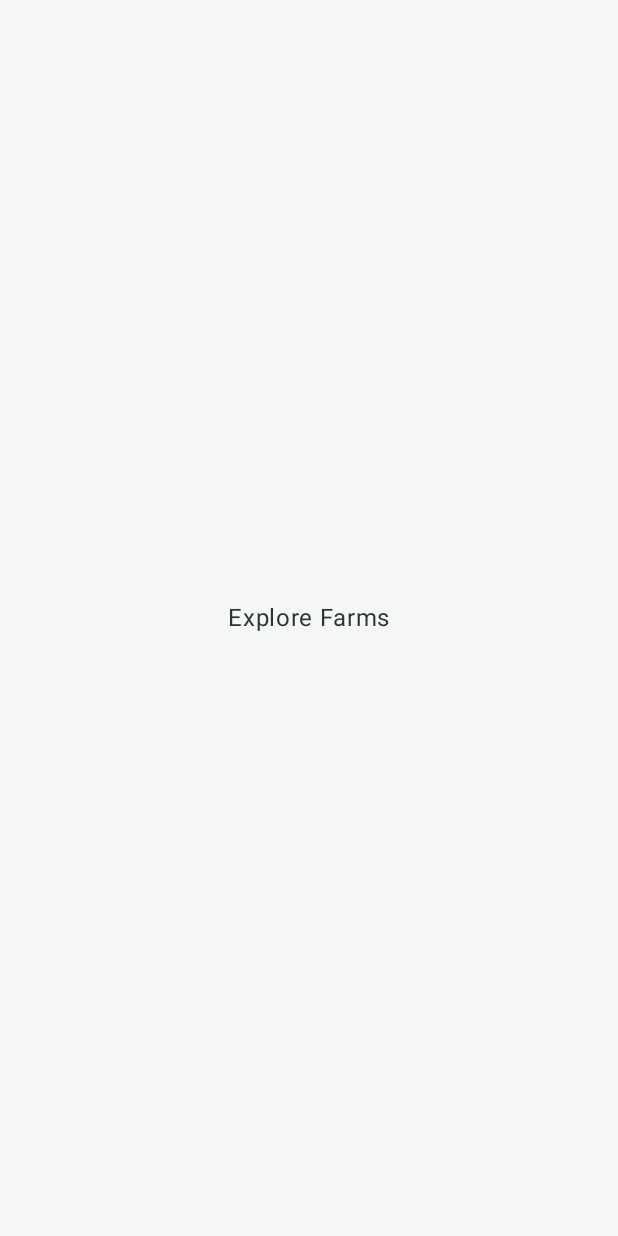
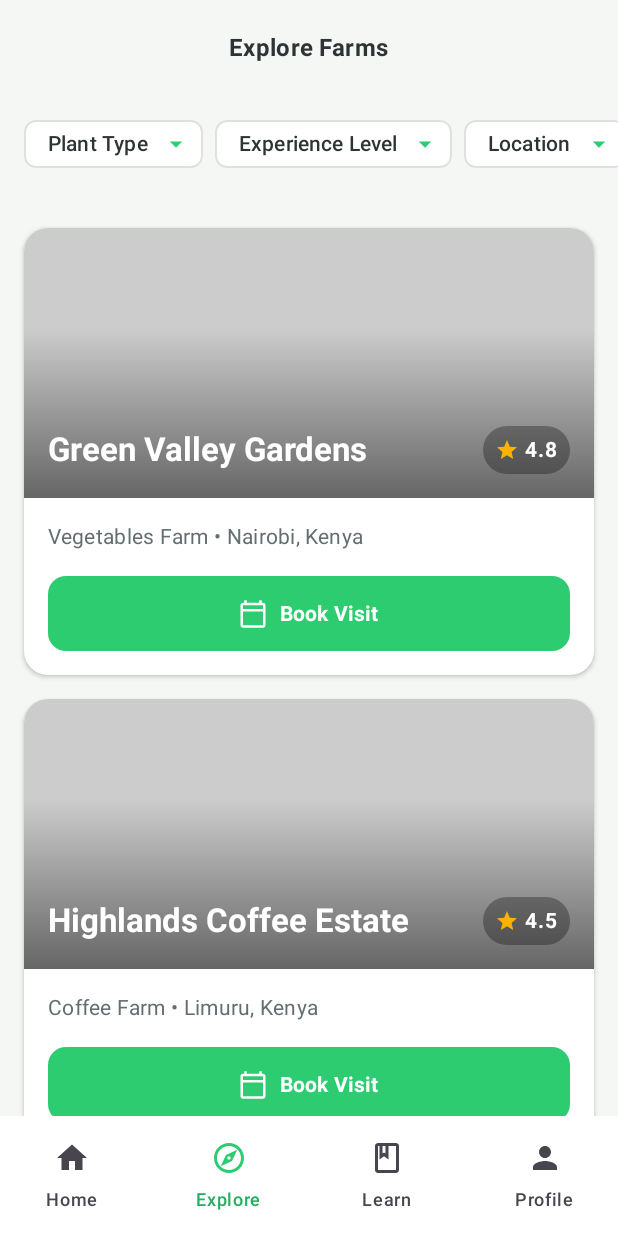
Before and after one commit to ethanbwibo-Strath/AgriTour-Android-App, an Android app built with Jetpack Compose: the ExploreScreen screen opened through its navigation route, on a phone screen of 412 x 824 dp. Before the commit the screen is almost empty. Run offline under Robolectric (Android 15) with nearby library versions, the phone set to English and light mode, and no system bars.

Commit message:
Discover screen base UI and navigation

```diff
--- /dev/null
+++ b/app/src/main/java/com/example/agritour/ui/components/ExploreFarmCard.kt
@@ -0,0 +1,115 @@
+package com.example.agritour.ui.components
+
+import androidx.compose.foundation.background
+import androidx.compose.foundation.layout.*
+import androidx.compose.foundation.shape.RoundedCornerShape
+import androidx.compose.material.icons.Icons
+import androidx.compose.material.icons.filled.Star
+import androidx.compose.material.icons.outlined.CalendarToday
+import androidx.compose.material3.*
+import androidx.compose.runtime.Composable
+import androidx.compose.ui.Alignment
+import androidx.compose.ui.Modifier
+import androidx.compose.ui.draw.clip
+import androidx.compose.ui.graphics.Brush
+import androidx.compose.ui.graphics.Color
+import androidx.compose.ui.text.font.FontWeight
+import androidx.compose.ui.unit.dp
+import androidx.compose.ui.unit.sp
+import com.example.agritour.ui.theme.AgriGreen
+import com.example.agritour.ui.theme.TextBlack
+import com.example.agritour.ui.theme.TextGrey
+
+@Composable
+fun ExploreFarmCard(
+    farmName: String,
+    farmType: String,
+    location: String,
+    rating: Double,
+    onBookClick: () -> Unit
+) {
+    Card(
+        modifier = Modifier
+            .fillMaxWidth()
+            .padding(bottom = 16.dp),
+        shape = RoundedCornerShape(16.dp),
+        colors = CardDefaults.cardColors(containerColor = Color.White),
+        elevation = CardDefaults.cardElevation(defaultElevation = 2.dp)
+    ) {
+        Column {
+            // 1. Image Box with overlay text
+            Box(
+                modifier = Modifier
+                    .fillMaxWidth()
+                    .height(180.dp)
+                    .background(Color.LightGray) // Placeholder for AsyncImage
+            ) {
+                // Gradient for readability
+                Box(
+                    modifier = Modifier
+                        .fillMaxSize()
+                        .background(
+                            Brush.verticalGradient(
+                                colors = listOf(Color.Transparent, Color.Black.copy(alpha = 0.5f)),
+                                startY = 100f
+                            )
+                        )
+                )
+
+                // Overlay Content (Name and Rating)
+                Row(
+                    modifier = Modifier
+                        .align(Alignment.BottomStart)
+                        .fillMaxWidth()
+                        .padding(16.dp),
+                    horizontalArrangement = Arrangement.SpaceBetween,
+                    verticalAlignment = Alignment.CenterVertically
+                ) {
+                    Text(
+                        text = farmName,
+                        style = MaterialTheme.typography.titleLarge,
+                        fontWeight = FontWeight.Bold,
+                        color = Color.White
+                    )
+
+                    // Rating Pill
+                    Surface(
+                        color = Color.Black.copy(alpha = 0.3f),
+                        shape = RoundedCornerShape(50)
+                    ) {
+                        Row(
+                            modifier = Modifier.padding(horizontal = 8.dp, vertical = 4.dp),
+                            verticalAlignment = Alignment.CenterVertically
+                        ) {
+                            Icon(Icons.Default.Star, null, tint = Color(0xFFFFB300), modifier = Modifier.size(16.dp))
+                            Spacer(modifier = Modifier.width(4.dp))
+                            Text(rating.toString(), color = Color.White, fontWeight = FontWeight.Bold, fontSize = 14.sp)
+                        }
+                    }
+                }
+            }
+
+            // 2. Details and Button section
+            Column(modifier = Modifier.padding(16.dp)) {
+                Text(
+                    text = "$farmType • $location",
+                    style = MaterialTheme.typography.bodyMedium,
+                    color = TextGrey
+                )
+
+                Spacer(modifier = Modifier.height(16.dp))
+
+                Button(
+                    onClick = onBookClick,
+                    modifier = Modifier.fillMaxWidth().height(50.dp),
+                    colors = ButtonDefaults.buttonColors(containerColor = AgriGreen),
+                    shape = RoundedCornerShape(12.dp)
+                ) {
+                    Icon(Icons.Outlined.CalendarToday, contentDescription = null, modifier = Modifier.size(20.dp))
+                    Spacer(modifier = Modifier.width(8.dp))
+                    Text("Book Visit", fontWeight = FontWeight.Bold)
+                }
+            }
+        }
+    }
+}
--- a/app/src/main/java/com/example/agritour/ui/navigation/FarmAppNavigation.kt
+++ b/app/src/main/java/com/example/agritour/ui/navigation/FarmAppNavigation.kt
@@ -9,7 +9,9 @@ import androidx.compose.ui.Modifier
 import androidx.navigation.compose.NavHost
 import androidx.navigation.compose.composable
 import androidx.navigation.compose.rememberNavController
+
 import com.example.agritour.ui.screens.BookingScreen
+import com.example.agritour.ui.screens.ExploreScreen
 import com.example.agritour.ui.screens.FarmDetailScreen
 import com.example.agritour.ui.screens.HomeScreen
 
@@ -21,19 +23,36 @@ fun FarmAppNavigation() {
         navController = navController,
         startDestination = AppScreens.HomeScreen.name
     ) {
-        // 1. Home Screen Route
+        // 1. Home Screen Route (Updated)
         composable(route = AppScreens.HomeScreen.name) {
             HomeScreen(
                 onFarmClick = {
-                    // Navigate to details (We will implement the real link later)
                     navController.navigate(AppScreens.FarmDetailScreen.name)
+                },
+                onExploreClick = {
+                    // Navigate to Explore, avoiding building up stack
+                    navController.navigate(AppScreens.ExploreScreen.name) {
+                        popUpTo(AppScreens.HomeScreen.name) { saveState = true }
+                        launchSingleTop = true
+                        restoreState = true
+                    }
                 }
             )
         }
 
-        // 2. Explore Screen Route
+        // 2. Explore Screen Route (Implemented)
         composable(route = AppScreens.ExploreScreen.name) {
-            PlaceholderScreen("Explore Farms")
+            ExploreScreen(
+                onHomeClick = {
+                    navController.navigate(AppScreens.HomeScreen.name) {
+                        popUpTo(AppScreens.HomeScreen.name) { inclusive = true }
+                    }
+                },
+                onFarmClick = {
+                    // For now, clicking "Book Visit" on the list goes to Details
+                    navController.navigate(AppScreens.FarmDetailScreen.name)
+                }
+            )
         }
 
         // 3. Farm Details Route
--- /dev/null
+++ b/app/src/main/java/com/example/agritour/ui/screens/ExploreScreen.kt
@@ -0,0 +1,119 @@
+package com.example.agritour.ui.screens
+
+import androidx.compose.foundation.BorderStroke
+import androidx.compose.foundation.layout.*
+import androidx.compose.foundation.lazy.LazyColumn
+import androidx.compose.foundation.lazy.LazyRow
+import androidx.compose.material.icons.Icons
+import androidx.compose.material.icons.filled.ArrowDropDown
+import androidx.compose.material.icons.filled.Home
+import androidx.compose.material.icons.filled.Person
+import androidx.compose.material.icons.outlined.Book
+import androidx.compose.material.icons.outlined.Explore
+import androidx.compose.material3.*
+import androidx.compose.runtime.Composable
+import androidx.compose.ui.Modifier
+import androidx.compose.ui.graphics.Color
+import androidx.compose.ui.text.font.FontWeight
+import androidx.compose.ui.unit.dp
+import com.example.agritour.ui.components.ExploreFarmCard
+import com.example.agritour.ui.theme.AgriBackground
+import com.example.agritour.ui.theme.AgriGreen
+
+@OptIn(ExperimentalMaterial3Api::class)
+@Composable
+fun ExploreScreen(
+    onHomeClick: () -> Unit,
+    onFarmClick: () -> Unit // Even though the button says "Book", it usually leads to details first
+) {
+    Scaffold(
+        containerColor = AgriBackground,
+        topBar = {
+            CenterAlignedTopAppBar(
+                title = {
+                    Text(
+                        "Explore Farms",
+                        style = MaterialTheme.typography.titleMedium,
+                        fontWeight = FontWeight.Bold
+                    )
+                },
+                colors = TopAppBarDefaults.centerAlignedTopAppBarColors(containerColor = AgriBackground)
+            )
+        },
+        bottomBar = {
+            // We replicate the bottom bar here to show "Explore" as selected
+            NavigationBar(containerColor = Color.White) {
+                NavigationBarItem(
+                    icon = { Icon(Icons.Default.Home, contentDescription = null) },
+                    label = { Text("Home") },
+                    selected = false,
+                    onClick = onHomeClick // Navigate back to Home
+                )
+                NavigationBarItem(
+                    icon = { Icon(Icons.Outlined.Explore, contentDescription = null) },
+                    label = { Text("Explore") },
+                    selected = true, // Selected!
+                    onClick = { /* Already here */ },
+                    colors = NavigationBarItemDefaults.colors(selectedIconColor = AgriGreen, indicatorColor = Color.White)
+                )
+                NavigationBarItem(
+                    icon = { Icon(Icons.Outlined.Book, contentDescription = null) },
+                    label = { Text("Learn") },
+                    selected = false,
+                    onClick = { }
+                )
+                NavigationBarItem(
+                    icon = { Icon(Icons.Default.Person, contentDescription = null) },
+                    label = { Text("Profile") },
+                    selected = false,
+                    onClick = { }
+                )
+            }
+        }
+    ) { paddingValues ->
+        Column(
+            modifier = Modifier
+                .padding(paddingValues)
+                .fillMaxSize()
+        ) {
+            // 1. Filters Row
+            LazyRow(
+                contentPadding = PaddingValues(horizontal = 16.dp, vertical = 8.dp),
+                horizontalArrangement = Arrangement.spacedBy(8.dp)
+            ) {
+                items(3) { index ->
+                    val labels = listOf("Plant Type", "Experience Level", "Location")
+                    FilterChipDemo(label = labels[index])
+                }
+            }
+
+            Spacer(modifier = Modifier.height(8.dp))
+
+            // 2. Vertical List of Farms
+            LazyColumn(
+                contentPadding = PaddingValues(16.dp)
+            ) {
+                // Fake data mirroring wireframe
+                item { ExploreFarmCard("Green Valley Gardens", "Vegetables Farm", "Nairobi, Kenya", 4.8, onFarmClick) }
+                item { ExploreFarmCard("Highlands Coffee Estate", "Coffee Farm", "Limuru, Kenya", 4.5, onFarmClick) }
+                item { ExploreFarmCard("Serenity Herb Farm", "Herbs Farm", "Naivasha, Kenya", 4.9, onFarmClick) }
+                item { ExploreFarmCard("Tropical Fruit Oasis", "Fruits Farm", "Mombasa, Kenya", 4.6, onFarmClick) }
+                // Add padding at bottom for navigation bar
+                item { Spacer(modifier = Modifier.height(16.dp)) }
+            }
+        }
+    }
+}
+
+@Composable
+fun FilterChipDemo(label: String) {
+    AssistChip(
+        onClick = { /* Open filter dialog */ },
+        label = { Text(text = label) },
+        trailingIcon = {
+            Icon(Icons.Default.ArrowDropDown, contentDescription = null, modifier = Modifier.size(20.dp))
+        },
+        colors = AssistChipDefaults.assistChipColors(containerColor = Color.White),
+        border = BorderStroke(width = 1.dp, color = Color(0xFFE0E0E0))
+    )
+}
--- a/app/src/main/java/com/example/agritour/ui/screens/HomeScreen.kt
+++ b/app/src/main/java/com/example/agritour/ui/screens/HomeScreen.kt
@@ -11,8 +11,8 @@ import androidx.compose.material.icons.filled.Home
 import androidx.compose.material.icons.filled.Notifications
 import androidx.compose.material.icons.filled.Person
 import androidx.compose.material.icons.filled.Search
+import androidx.compose.material.icons.outlined.Book
 import androidx.compose.material.icons.outlined.Explore
-import androidx.compose.material.icons.outlined.Book
 import androidx.compose.material3.*
 import androidx.compose.runtime.Composable
 import androidx.compose.ui.Alignment
@@ -29,25 +29,25 @@ import com.example.agritour.ui.theme.TextBlack
 @OptIn(ExperimentalMaterial3Api::class)
 @Composable
 fun HomeScreen(
-    onFarmClick: () -> Unit
+    onFarmClick: () -> Unit,
+    onExploreClick: () -> Unit, // <--- Added Parameter
+    onLearnClick: () -> Unit = {} // Added for future use
 ) {
     val scrollState = rememberScrollState()
 
     Scaffold(
-        containerColor = AgriBackground, // Light grey/green bg
-        // 1. Custom Top Bar
+        containerColor = AgriBackground,
         topBar = {
             Row(
                 modifier = Modifier
                     .fillMaxWidth()
                     .padding(horizontal = 16.dp, vertical = 16.dp)
-                    .statusBarsPadding(), // Avoids notch
+                    .statusBarsPadding(),
                 horizontalArrangement = Arrangement.SpaceBetween,
                 verticalAlignment = Alignment.CenterVertically
             ) {
                 // Logo Area
                 Row(verticalAlignment = Alignment.CenterVertically) {
-                    // Simple Green Box to represent Logo
                     Box(
                         modifier = Modifier
                             .size(32.dp)
@@ -55,7 +55,7 @@ fun HomeScreen(
                         contentAlignment = Alignment.Center
                     ) {
                         Icon(
-                            imageVector = Icons.Default.Search, // Placeholder for Leaf logo
+                            imageVector = Icons.Default.Search,
                             contentDescription = null,
                             tint = Color.White,
                             modifier = Modifier.size(20.dp)
@@ -95,20 +95,23 @@ fun HomeScreen(
                     icon = { Icon(Icons.Default.Home, contentDescription = null) },
                     label = { Text("Home") },
                     selected = true,
-                    onClick = { },
+                    onClick = { /* Stay on Home */ },
                     colors = NavigationBarItemDefaults.colors(selectedIconColor = AgriGreen, indicatorColor = Color.White)
                 )
+
+                // --- THE FIX IS HERE ---
                 NavigationBarItem(
                     icon = { Icon(Icons.Outlined.Explore, contentDescription = null) },
                     label = { Text("Explore") },
                     selected = false,
-                    onClick = { }
+                    onClick = onExploreClick // <--- Now it triggers the navigation!
                 )
+
                 NavigationBarItem(
                     icon = { Icon(Icons.Outlined.Book, contentDescription = null) },
                     label = { Text("Learn") },
                     selected = false,
-                    onClick = { }
+                    onClick = onLearnClick
                 )
                 NavigationBarItem(
                     icon = { Icon(Icons.Default.Person, contentDescription = null) },
@@ -127,12 +130,11 @@ fun HomeScreen(
                 .padding(horizontal = 16.dp)
         ) {
 
-            // 3. The New Hero Section
-            HomeHeroSection(onBookClick = { /* Scroll to farms */ })
+            HomeHeroSection(onBookClick = onExploreClick) // Link the "Book Now" banner too!
 
             Spacer(modifier = Modifier.height(24.dp))
 
-            // 4. Search Filter Cards (Visual only based on screenshot)
+            // Search Filter Cards
             Card(
                 colors = CardDefaults.cardColors(containerColor = Color.White),
                 shape = RoundedCornerShape(12.dp),
@@ -144,9 +146,9 @@ fun HomeScreen(
                     FakeSearchField("Search by crop type (e.g., Coffee)")
                     Spacer(modifier = Modifier.height(16.dp))
                     Button(
-                        onClick = {},
+                        onClick = onExploreClick, // Link this button too
                         modifier = Modifier.fillMaxWidth(),
-                        colors = ButtonDefaults.buttonColors(containerColor = Color(0xFFF5F7F5)), // Light grey button
+                        colors = ButtonDefaults.buttonColors(containerColor = Color(0xFFF5F7F5)),
                         shape = RoundedCornerShape(8.dp)
                     ) {
                         Text("Search Farms", color = TextBlack)
@@ -156,7 +158,6 @@ fun HomeScreen(
 
             Spacer(modifier = Modifier.height(24.dp))
 
-            // 5. Featured Farms (Top Rated)
             Text(
                 "Top Rated Farms",
                 style = MaterialTheme.typography.titleLarge,
@@ -168,23 +169,16 @@ fun HomeScreen(
 
             LazyRow(
                 horizontalArrangement = Arrangement.spacedBy(16.dp),
-                contentPadding = PaddingValues(bottom = 24.dp) // Add padding at bottom
+                contentPadding = PaddingValues(bottom = 24.dp)
             ) {
-                item {
-                    FarmCard("Green Valley Organic", "Kakamega, Kenya", "Ksh 500", 4.8, onFarmClick)
-                }
-                item {
-                    FarmCard("Sunrise Dairy", "Rift Valley, Kenya", "Ksh 800", 4.9, onFarmClick)
-                }
-                item {
-                    FarmCard("Kajiado Poultry", "Kajiado, Kenya", "Ksh 350", 4.5, onFarmClick)
-                }
+                item { FarmCard("Green Valley Organic", "Kakamega, Kenya", "Ksh 500", 4.8, onFarmClick) }
+                item { FarmCard("Sunrise Dairy", "Rift Valley, Kenya", "Ksh 800", 4.9, onFarmClick) }
+                item { FarmCard("Kajiado Poultry", "Kajiado, Kenya", "Ksh 350", 4.5, onFarmClick) }
             }
         }
     }
 }
 
-// Helper composable for the grey search inputs
 @Composable
 fun FakeSearchField(text: String) {
     Row(
```
